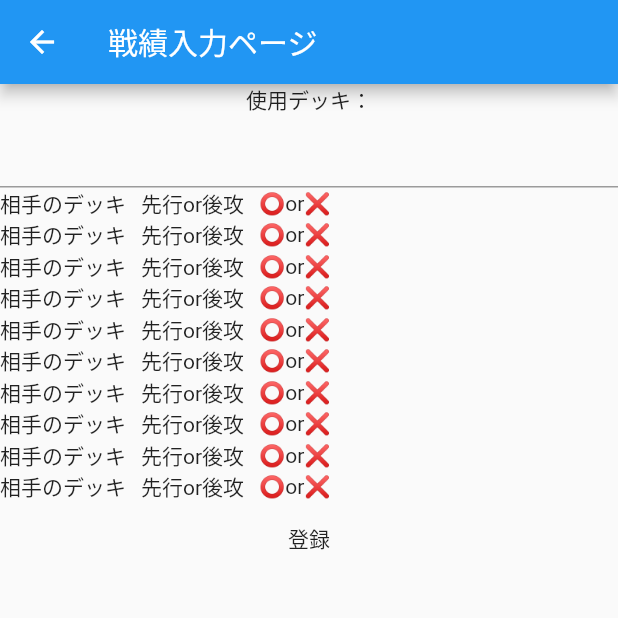
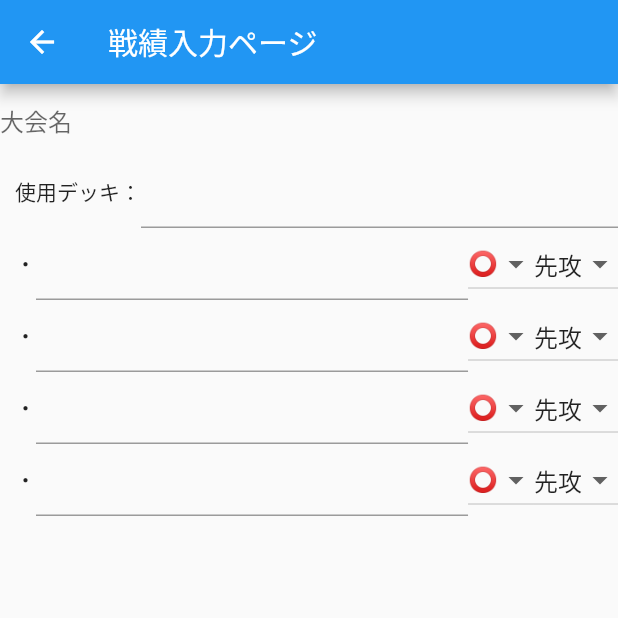
Before and after one commit to Hiroki1111/pokeka_1, a Flutter app: the AddPage screen opened directly, on a phone screen of 412 x 824 dp, the top half of it. Run offline on Flutter 3.47's test engine with Material 2 defaults, Android fonts, the phone set to English and light mode, and no system bars; our stand-ins replace cloud_firestore, firebase_auth, firebase_core; accounts and stored records are empty.

Commit message:
ページを追加、編集

```diff
--- a/lib/AddPage.dart
+++ /dev/null
@@ -1,111 +0,0 @@
-import 'package:flutter/material.dart';
-
-class AddPage extends StatefulWidget {
-  const AddPage({super.key});
-
-  @override
-  State<AddPage> createState() => _AddPageState();
-}
-
-class _AddPageState extends State<AddPage> {
-  @override
-  Widget build(BuildContext context) {
-    return Scaffold(
-      appBar: AppBar(
-        title: Text('戦績入力ページ'),
-      ),
-      body: Column(
-        children: <Widget>[
-          Text('使用デッキ：'),
-          TextField(),
-          Row(
-            children: [
-              Text('相手のデッキ'),
-              SizedBox(width: 10),
-              Text('先行or後攻'),
-              SizedBox(width: 10),
-              Text('⭕️or❌'),
-            ],
-          ),
-          Row(
-            children: [
-              Text('相手のデッキ'),
-              SizedBox(width: 10),
-              Text('先行or後攻'),
-              SizedBox(width: 10),
-              Text('⭕️or❌'),
-            ],
-          ),Row(
-            children: [
-              Text('相手のデッキ'),
-              SizedBox(width: 10),
-              Text('先行or後攻'),
-              SizedBox(width: 10),
-              Text('⭕️or❌'),
-            ],
-          ),Row(
-            children: [
-              Text('相手のデッキ'),
-              SizedBox(width: 10),
-              Text('先行or後攻'),
-              SizedBox(width: 10),
-              Text('⭕️or❌'),
-            ],
-          ),Row(
-            children: [
-              Text('相手のデッキ'),
-              SizedBox(width: 10),
-              Text('先行or後攻'),
-              SizedBox(width: 10),
-              Text('⭕️or❌'),
-            ],
-          ),Row(
-            children: [
-              Text('相手のデッキ'),
-              SizedBox(width: 10),
-              Text('先行or後攻'),
-              SizedBox(width: 10),
-              Text('⭕️or❌'),
-            ],
-          ),Row(
-            children: [
-              Text('相手のデッキ'),
-              SizedBox(width: 10),
-              Text('先行or後攻'),
-              SizedBox(width: 10),
-              Text('⭕️or❌'),
-            ],
-          ),Row(
-            children: [
-              Text('相手のデッキ'),
-              SizedBox(width: 10),
-              Text('先行or後攻'),
-              SizedBox(width: 10),
-              Text('⭕️or❌'),
-            ],
-          ),Row(
-            children: [
-              Text('相手のデッキ'),
-              SizedBox(width: 10),
-              Text('先行or後攻'),
-              SizedBox(width: 10),
-              Text('⭕️or❌'),
-            ],
-          ),Row(
-            children: [
-              Text('相手のデッキ'),
-              SizedBox(width: 10),
-              Text('先行or後攻'),
-              SizedBox(width: 10),
-              Text('⭕️or❌'),
-            ],
-          ),
-          MaterialButton(
-            child: Text('登録'),
-            onPressed: (){},
-          ),
-        ],
-      ),
-    );
-  }
-}
--- a/lib/Home.dart
+++ b/lib/Home.dart
@@ -20,6 +20,7 @@ class _HomePageState extends State<HomePage> {
         children: [
 
           Row(
+            crossAxisAlignment: CrossAxisAlignment.end,
             mainAxisAlignment: MainAxisAlignment.end,
             children: [
               IconButton(
--- /dev/null
+++ b/lib/View/Record/AddPage.dart
@@ -0,0 +1,52 @@
+import 'package:flutter/material.dart';
+import 'list.dart';
+
+class AddPage extends StatefulWidget {
+  const AddPage({super.key});
+
+  @override
+  State<AddPage> createState() => _AddPageState();
+}
+
+class _AddPageState extends State<AddPage> {
+
+  final _deckName = TextEditingController();
+
+  @override
+  Widget build(BuildContext context) {
+    return Scaffold(
+      appBar: AppBar(
+        title: Text('戦績入力ページ'),
+      ),
+      body: Column(
+        children: [
+          SizedBox(
+            width: 30,
+          ),
+          TextField(
+            decoration: InputDecoration(
+              hintText: '大会名',
+                border: InputBorder.none
+            ),
+          ),
+          Row(
+            children: [
+              SizedBox(
+                width: 10,
+              ),
+              Text('使用デッキ：'),
+              Flexible(
+                child: TextField(
+                ),
+              ),
+            ],
+          ),
+          list(),
+          list(),
+          list(),
+          list(),
+        ],
+      ),
+    );
+  }
+}
--- /dev/null
+++ b/lib/View/Record/dropdown.dart
@@ -0,0 +1,34 @@
+import 'package:flutter/material.dart';
+
+class attackDropdown extends StatefulWidget {
+  const attackDropdown({super.key});
+
+  @override
+  State<attackDropdown> createState() => _attackDropdownState();
+}
+
+class _attackDropdownState extends State<attackDropdown> {
+  String isSelectedValue = '先攻';
+
+  @override
+  Widget build(BuildContext context) {
+    return DropdownButton(
+        items: [
+          DropdownMenuItem(
+            value: '先攻',
+            child: Text('先攻'),
+          ),
+          DropdownMenuItem(
+            value: '後攻',
+              child: Text('後攻'),
+          ),
+        ],
+        value: isSelectedValue,
+        onChanged: (String? value) {
+          setState(() {
+            isSelectedValue = value!;
+          });
+        }
+    );
+  }
+}
--- /dev/null
+++ b/lib/View/Record/judgedropdown.dart
@@ -0,0 +1,34 @@
+import 'package:flutter/material.dart';
+
+class judgeDropdown extends StatefulWidget {
+  const judgeDropdown({super.key});
+
+  @override
+  _judgeDropdownState createState() => _judgeDropdownState();
+}
+
+class _judgeDropdownState extends State<judgeDropdown> {
+  String isSelectedValue = '⭕️';
+
+  @override
+  Widget build(BuildContext context) {
+    return DropdownButton(
+        items: [
+          DropdownMenuItem(
+            value: '⭕️',
+            child: Text('⭕️'),
+          ),
+          DropdownMenuItem(
+            value: '❌',
+            child: Text('❌'),
+          ),
+        ],
+        value: isSelectedValue,
+        onChanged: (String? value) {
+          setState(() {
+            isSelectedValue = value!;
+          });
+        }
+    );
+  }
+}
--- /dev/null
+++ b/lib/View/Record/list.dart
@@ -0,0 +1,25 @@
+import 'package:flutter/material.dart';
+
+import 'dropdown.dart';
+import 'judgedropdown.dart';
+
+class list extends StatelessWidget {
+  const list({super.key});
+
+  @override
+  Widget build(BuildContext context) {
+    return Row(
+      children: [
+        SizedBox(
+          width: 10,
+        ),
+        Text('・'),
+        Flexible(
+          child: TextField(),
+        ),
+        judgeDropdown(),
+        attackDropdown(),
+      ],
+    );
+  }
+}
--- a/lib/app.dart
+++ b/lib/app.dart
@@ -1,5 +1,5 @@
 import 'package:flutter/material.dart';
-import 'package:pokeka_1/Battle_Record.dart';
+import 'package:pokeka_1/View/Record/Battle_Record.dart';
 import 'package:pokeka_1/Graph.dart';
 import 'package:pokeka_1/PlayerPage.dart';
 
--- a/pubspec.yaml
+++ b/pubspec.yaml
@@ -39,6 +39,10 @@ dependencies:
   firebase_auth: ^4.2.8
   firebase_core: ^2.6.1
   cloud_firestore: ^4.4.2
+  flutter_datetime_picker: ^1.5.1
+  intl: ^0.17.0
+  flutter_localizations:
+    sdk: flutter
 
 dev_dependencies:
   flutter_test:
```
Also changed, not shown: lib/Battle_Record.dart (deleted, +0 -71 lines), lib/PlayerPage.dart (+18 -13 lines), lib/Schedule.dart (+55 -26 lines), lib/View/Record/Battle_Record.dart (added, +53 -0 lines), lib/View/Record/Record.dart (renamed from lib/Record.dart, +1 -15 lines), lib/main.dart (+11 -0 lines), pubspec.lock.
